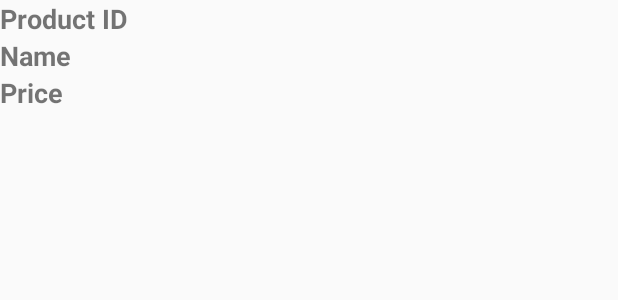
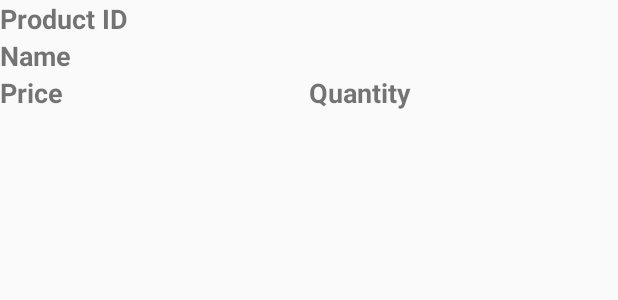
Before and after one commit to Lai0723/SmartcanteenPOS, an Android app: the layout menulist.xml on its own in the app's theme, with its tools: preview values and no code run, on a phone screen of 412 x 824 dp. Shown: the top 300 px of the screen. Run offline under Robolectric (Android 15) with nearby library versions, the phone set to English and light mode, and no system bars; network calls fail.

```diff
--- a/app/src/main/res/layout/menulist.xml
+++ b/app/src/main/res/layout/menulist.xml
@@ -23,13 +23,32 @@
         android:textSize="18sp"
         android:textStyle="bold" />
 
+    <LinearLayout
+        android:layout_width="match_parent"
+        android:layout_height="match_parent"
+        android:orientation="horizontal">
+
         <TextView
             android:id="@+id/MPrice"
             android:layout_width="match_parent"
             android:layout_height="wrap_content"
+            android:layout_weight="1"
             android:lineSpacingExtra="8sp"
             android:text="@string/Price"
             android:textAlignment="textStart"
             android:textSize="18sp"
             android:textStyle="bold" />
+
+        <TextView
+            android:id="@+id/MQuantity"
+            android:layout_width="match_parent"
+            android:layout_height="wrap_content"
+            android:layout_weight="1"
+            android:lineSpacingExtra="8sp"
+            android:text="@string/quantity"
+            android:textAlignment="textStart"
+            android:textSize="18sp"
+            android:textStyle="bold" />
     </LinearLayout>
+
+</LinearLayout>
```
Also changed, not shown: app/src/main/java/com/example/lai/smartcanteenpos/Obejct/MAdapter.java (+6 -3 lines), app/src/main/java/com/example/lai/smartcanteenpos/Obejct/Menu.java (+11 -1 lines), app/src/main/java/com/example/lai/smartcanteenpos/activity_payment.java (+13 -2 lines), 755 other files. Lines whose indentation alone changed are shown as unchanged.
